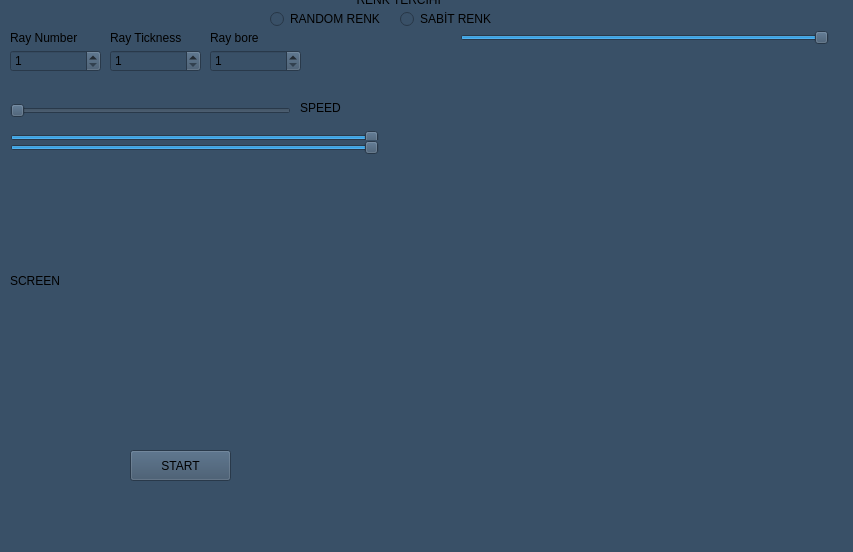
The window that RayAnimation/mainwindow.ui (brgokce/ZenopixNeoAnimasyonlar) describes before a commit, drawn with Qt 5.
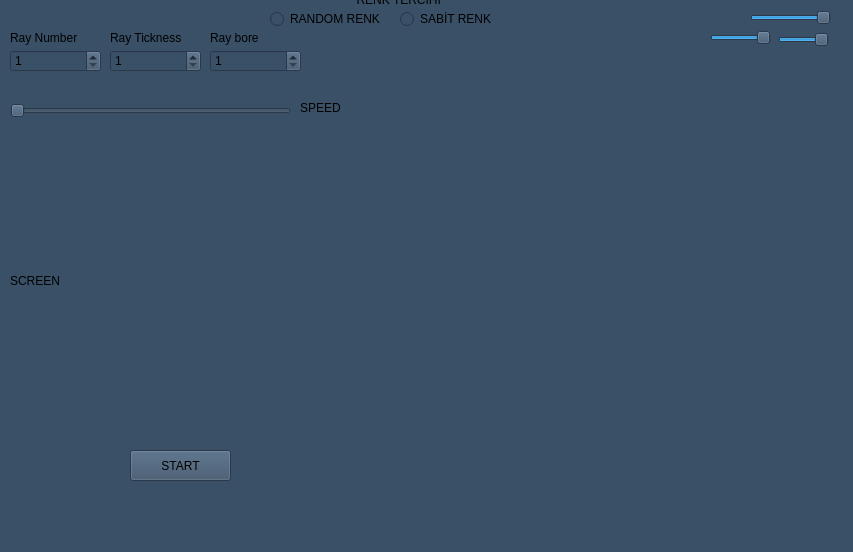
The same window after the commit.

What changed in the file:
```diff
--- a/RayAnimation/mainwindow.ui
+++ b/RayAnimation/mainwindow.ui
@@ -229,10 +229,10 @@
    <widget class="QSlider" name="horizontalSlider">
     <property name="geometry">
      <rect>
-      <x>10</x>
-      <y>130</y>
-      <width>369</width>
-      <height>15</height>
+      <x>750</x>
+      <y>10</y>
+      <width>81</width>
+      <height>16</height>
      </rect>
     </property>
     <property name="maximum">
@@ -248,10 +248,10 @@
    <widget class="QSlider" name="horizontalSlider_2">
     <property name="geometry">
      <rect>
-      <x>10</x>
-      <y>140</y>
-      <width>369</width>
-      <height>15</height>
+      <x>710</x>
+      <y>30</y>
+      <width>61</width>
+      <height>16</height>
      </rect>
     </property>
     <property name="maximum">
@@ -267,10 +267,10 @@
    <widget class="QSlider" name="horizontalSlider_3">
     <property name="geometry">
      <rect>
-      <x>460</x>
+      <x>778</x>
       <y>30</y>
-      <width>369</width>
-      <height>15</height>
+      <width>51</width>
+      <height>20</height>
      </rect>
     </property>
     <property name="maximum">
```
